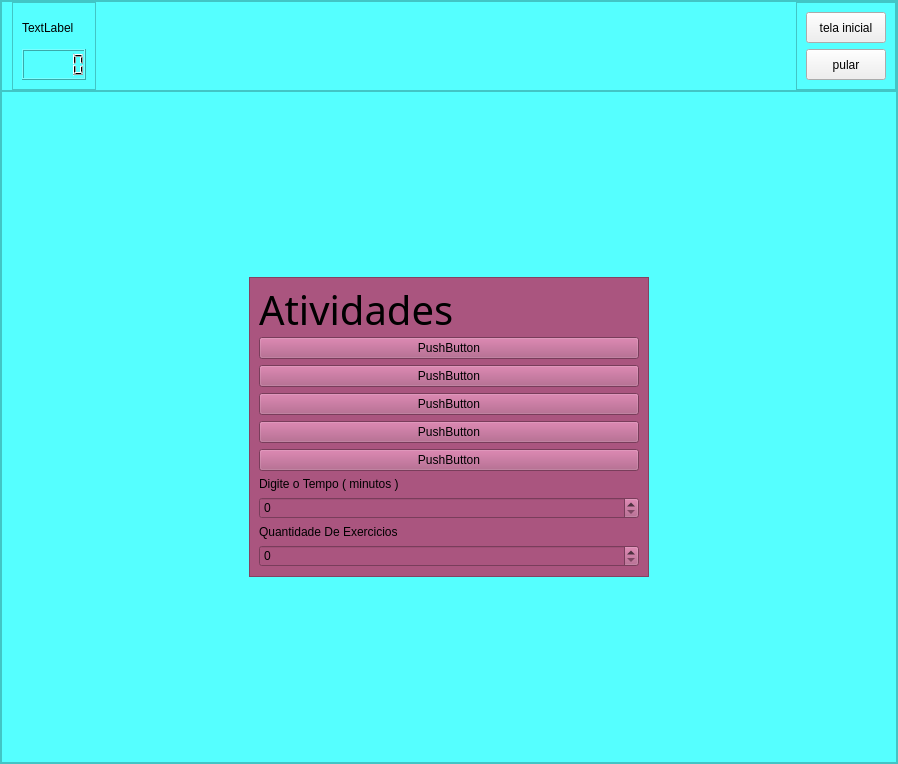
Before: the Qt Designer form App/Desenvolvimento/src/main/python/mainUi.ui in wesleyrodrigues/TCC, drawn with Qt 5.
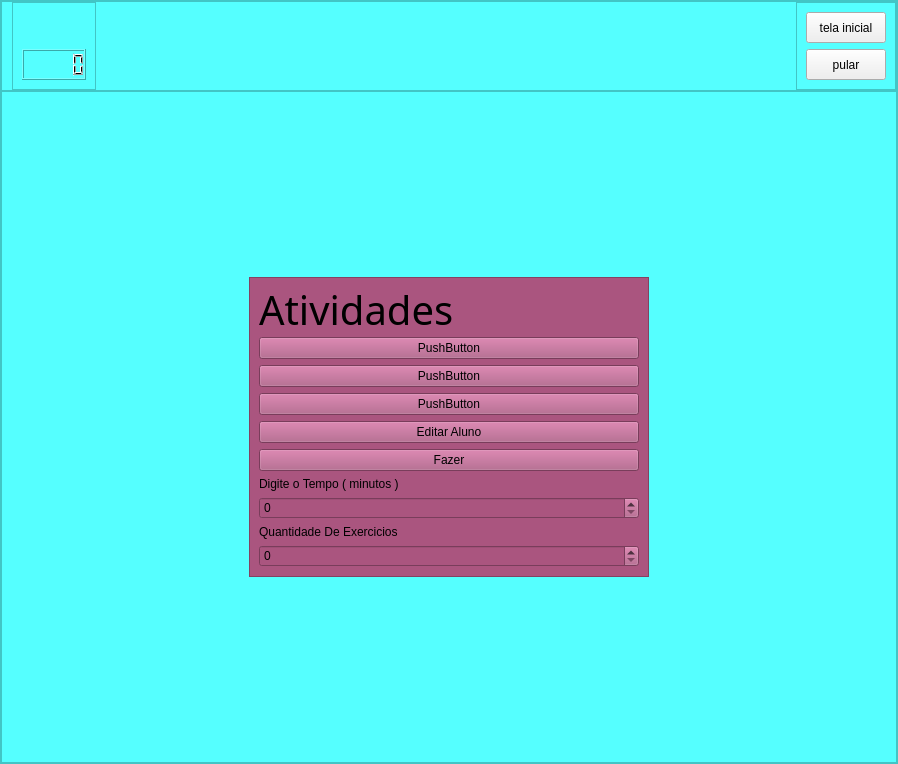
After: the same form once the commit is applied. The open tabs and pages were chosen to show the change. Icons and pictures are not drawn.

Commit message: Reorganizando codigo main e atividades, desenvolvendo editar aluno

Diff of the .ui file:
```diff
--- a/App/Desenvolvimento/src/main/python/mainUi.ui
+++ b/App/Desenvolvimento/src/main/python/mainUi.ui
@@ -115,8 +115,13 @@
             <layout class="QVBoxLayout" name="verticalLayout_8">
              <item>
               <widget class="QLabel" name="lnome_aluno_logado">
+               <property name="font">
+                <font>
+                 <pointsize>20</pointsize>
+                </font>
+               </property>
                <property name="text">
-                <string>TextLabel</string>
+                <string/>
                </property>
               </widget>
              </item>
@@ -1240,14 +1245,14 @@
                  <item>
                   <widget class="QPushButton" name="pushButton_2">
                    <property name="text">
-                    <string>PushButton</string>
+                    <string>Editar Aluno</string>
                    </property>
                   </widget>
                  </item>
                  <item>
                   <widget class="QPushButton" name="pushButton_5">
                    <property name="text">
-                    <string>PushButton</string>
+                    <string>Fazer</string>
                    </property>
                   </widget>
                  </item>
```
Left out of the diff: 15 changed lines with no effect on the pictures. The commit also changes 10 other files.
